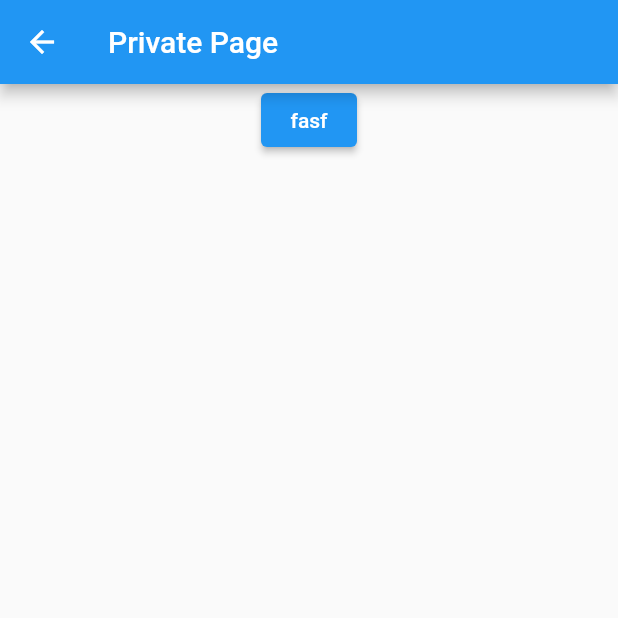
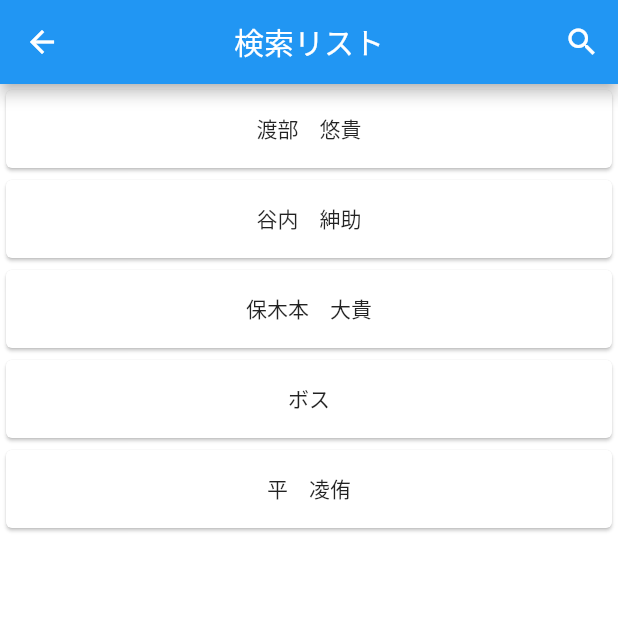
Before and after one commit to terapanda/resume_app, a Flutter app: the screen it shows after launch, after a tap on the "close" icon, on a phone screen of 412 x 824 dp, the top half of it. Run offline on Flutter 3.47's test engine with Material 2 defaults, Android fonts, the phone set to English and light mode, and no system bars; our stand-ins replace cloud_firestore, firebase_core; missing offline and left inert: cloud_firestore_web, firebase_core_web; accounts and stored records are empty.

Commit message:
検索結果画面　雑に作成

```diff
--- /dev/null
+++ b/lib/controller/search_bar_controller.dart
@@ -0,0 +1,75 @@
+import 'package:flutter/material.dart';
+import '../example_data/search_screen_data.dart';
+import 'package:resume_app/model/person.dart';
+
+class SearchBarController extends ChangeNotifier {
+  final globalKey = GlobalKey<ScaffoldState>();
+
+  /// state
+  bool isLoading = true;
+  bool isSearching = false;
+  String _searchedText = '';
+
+  var allItemList = <Person>[];
+  var searchedItemList = <Person>[];
+
+  String get searchedText => _searchedText;
+
+  final scrollController = ScrollController();
+
+  void init() {
+    fetch();
+  }
+
+  Future<void> fetch() async {
+    // データとってきたときにローディング何秒間出すか？
+    await Future.delayed(const Duration(seconds: 1)).then((_) {
+      // fetch data
+      // allItemList = await hogehogeRepo.fetch();
+      allItemList = exampleList;
+
+      isLoading = false;
+      notifyListeners();
+    });
+  }
+
+  void searchStart() {
+    isSearching = true;
+    notifyListeners();
+  }
+
+  void searchEnd() {
+    isSearching = false;
+    _searchedText = '';
+    searchedItemList.clear();
+    notifyListeners();
+  }
+
+  void searchOperation(String searchText) {
+    _searchedText = searchText;
+
+    searchedItemList.clear();
+
+    searchedItemList.addAll(
+      allItemList.where(
+        (element) =>
+            element.name.toLowerCase().contains(
+                  searchText.toLowerCase(),
+                ) ||
+            element.ruby.toLowerCase().contains(
+                  searchText.toLowerCase(),
+                ) ||
+            element.sex.toLowerCase().contains(
+                  searchText.toLowerCase(),
+                ) ||
+            element.age.toLowerCase().contains(
+                  searchText.toLowerCase(),
+                ) ||
+            element.station.toLowerCase().contains(
+                  searchText.toLowerCase(),
+                ),
+      ),
+    );
+    notifyListeners();
+  }
+}
--- /dev/null
+++ b/lib/example_data/search_screen_data.dart
@@ -0,0 +1,49 @@
+import 'package:resume_app/model/person.dart';
+
+List<Person> exampleList = [
+  const Person(
+    id: "1",
+    name: "渡部　悠貴",
+    ruby: "わたなべ　ゆうき",
+    sex: "1",
+    age: "29",
+    station: "地下鉄御堂筋線　江坂",
+    image: "assets/img/earth.png",
+  ),
+  const Person(
+    id: "2",
+    name: "谷内　紳助",
+    ruby: "たにうち　しんすけ",
+    sex: "1",
+    age: "34",
+    station: "JRおおさか東線　高井田中央",
+    image: "assets/img/earth.png",
+  ),
+  const Person(
+    id: "3",
+    name: "保木本　大貴",
+    ruby: "ほきもと　ひろき",
+    sex: "1",
+    age: "35",
+    station: "JRおおさか東線　鴫野",
+    image: "assets/img/earth.png",
+  ),
+  const Person(
+    id: "4",
+    name: "ボス",
+    ruby: "ぼす",
+    sex: "2",
+    age: "34",
+    station: "阪神電鉄　野田",
+    image: "assets/img/earth.png",
+  ),
+  const Person(
+    id: "5",
+    name: "平　凌侑",
+    ruby: "たいら　りょうすけ",
+    sex: "1",
+    age: "29",
+    station: "地下鉄御堂筋線　東三国",
+    image: "assets/img/earth.png",
+  ),
+];
--- /dev/null
+++ b/lib/model/person.dart
@@ -0,0 +1,18 @@
+class Person {
+  final String id;
+  final String name;
+  final String ruby;
+  final String sex;
+  final String age;
+  final String station;
+  final String image;
+
+  const Person(
+      {required this.id,
+      required this.name,
+      required this.ruby,
+      required this.sex,
+      required this.age,
+      required this.station,
+      required this.image});
+}
--- a/lib/screens/search_screen.dart
+++ b/lib/screens/search_screen.dart
@@ -1,23 +1,121 @@
 import 'package:flutter/material.dart';
+import '../controller/search_bar_controller.dart';
+import 'package:provider/provider.dart';
 
-class Search extends StatefulWidget {
-  const Search({super.key});
+class SearchScreen extends StatelessWidget {
+  const SearchScreen({Key? key}) : super(key: key);
 
   @override
-  State<Search> createState() => _SearchState();
-}
+  Widget build(BuildContext context) {
+    return ChangeNotifierProvider(
+      create: (context) {
+        final controller = SearchBarController();
+        controller.init();
+        return controller;
+      },
+      child: Consumer<SearchBarController>(
+        builder: (BuildContext context, SearchBarController searchBarController,
+            Widget? child) {
+          if (searchBarController.isLoading) {
+            return const Scaffold(
+              body: Center(
+                child: CircularProgressIndicator(),
+              ),
+            );
+          }
 
-class _SearchState extends State<Search> {
-  @override
-  Widget build(BuildContext context) {
-    return Scaffold(
-      appBar: AppBar(
-        title: Text("Private Page"),
+          return Scaffold(
+            key: searchBarController.globalKey,
+            appBar: AppBar(
+              centerTitle: true,
+              title: _appBarTitle(searchBarController),
+              actions: [
+                IconButton(
+                  icon: _appbarIcon(searchBarController),
+                  onPressed: searchBarController.isSearching
+                      ? searchBarController.searchEnd
+                      : searchBarController.searchStart,
+                ),
+              ],
+            ),
+            body: _listWidget(searchBarController),
+          );
+        },
       ),
-      body: Center(
-          child: Column(
-        children: [ElevatedButton(onPressed: () {}, child: Text('fasf'))],
-      )),
     );
   }
+
+  Widget _appbarIcon(SearchBarController searchBarController) {
+    return searchBarController.isSearching
+        ? const Icon(
+            Icons.close,
+            color: Colors.white,
+          )
+        : const Icon(
+            Icons.search,
+            color: Colors.white,
+          );
+  }
+
+  Widget _appBarTitle(SearchBarController searchBarController) {
+    return searchBarController.isSearching
+        ? TextField(
+            autofocus: true,
+            cursorColor: Colors.white,
+            style: const TextStyle(
+              color: Colors.white,
+            ),
+            decoration: const InputDecoration(
+              prefixIcon: Icon(
+                Icons.search,
+                color: Colors.white,
+              ),
+              hintText: '全文検索...',
+              hintStyle: TextStyle(
+                color: Colors.white,
+              ),
+            ),
+            onChanged: (word) {
+              searchBarController.searchOperation(word);
+            },
+          )
+        : const Text(
+            '検索リスト',
+            style: TextStyle(
+              color: Colors.white,
+            ),
+          );
+  }
+
+  Widget _listWidget(SearchBarController searchBarController) {
+    final itemList = (searchBarController.isSearching &&
+            searchBarController.searchedText.isNotEmpty)
+        ? searchBarController.searchedItemList
+        : searchBarController.allItemList;
+
+    if (itemList.isEmpty) {
+      return Center(
+        child: Text('"${searchBarController.searchedText}"を含む文字列は見つかりませんでした。'),
+      );
+    } else {
+      return Container(
+        color: Colors.white,
+        child: ListView.builder(
+          key: const PageStorageKey(0),
+          controller: searchBarController.scrollController,
+          itemCount: itemList.length,
+          itemBuilder: (context, index) {
+            return SizedBox(
+              height: 60,
+              child: Card(
+                child: Center(
+                  child: Text(itemList[index].name),
+                ),
+              ),
+            );
+          },
+        ),
+      );
+    }
+  }
 }
--- a/lib/screens/top_screen.dart
+++ b/lib/screens/top_screen.dart
@@ -38,7 +38,7 @@ class _TopScreenState extends State<TopScreen> {
             Navigator.of(context).push(
               PageRouteBuilder(
                   pageBuilder: (context, animation, secondaryAnimation) {
-                return Search();
+                return SearchScreen();
               }, transitionsBuilder:
                       (context, animation, secondaryAnimation, child) {
                 final Offset begin = Offset(0.0, 1.0);
```
